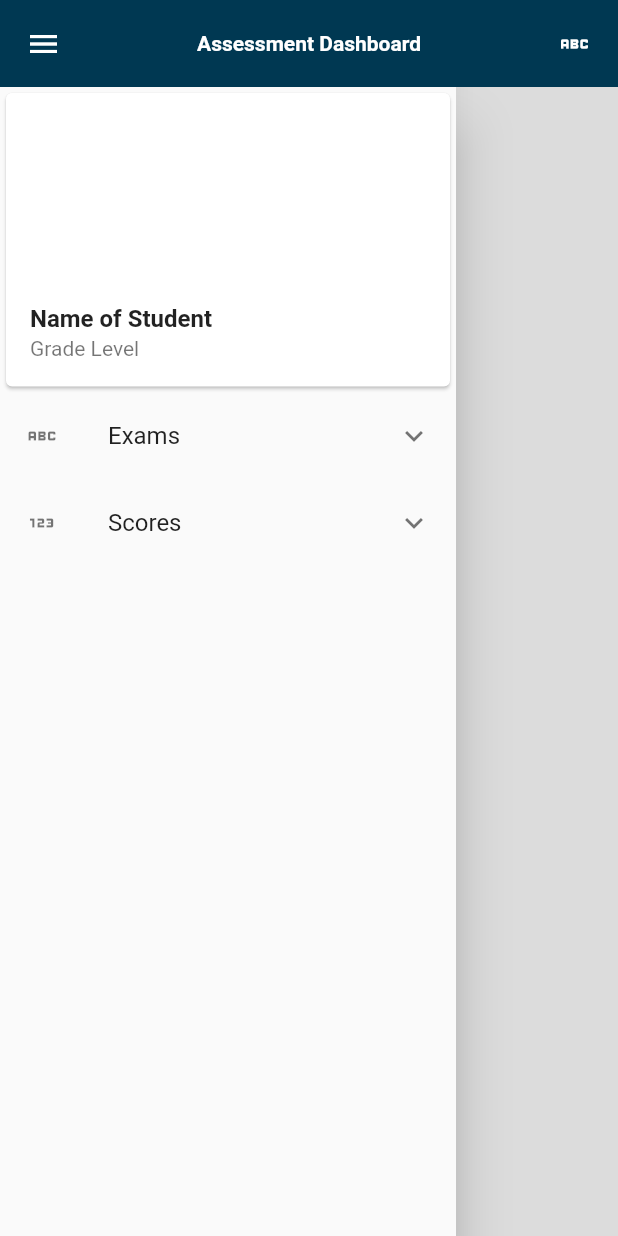
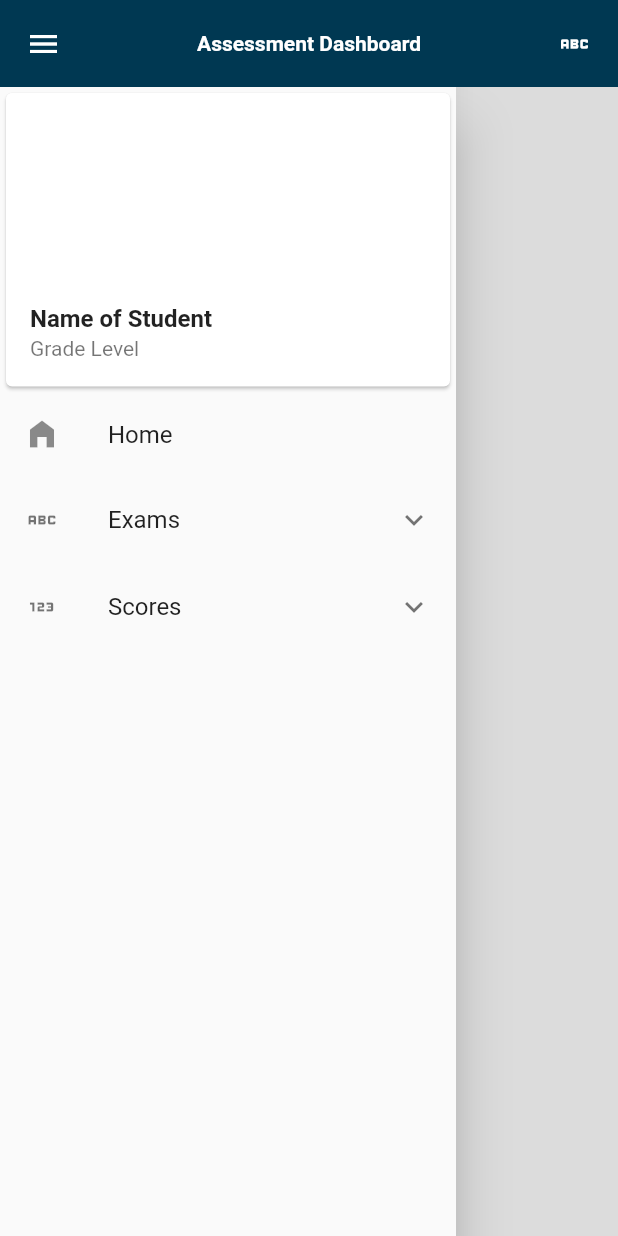
Before and after one commit to albertq015/assessment_app, a Flutter app: the DashboardScreen screen opened by its route, after a tap on the "menu" icon, on a phone screen of 412 x 824 dp. Run offline on Flutter 3.47's test engine with Material 2 defaults, Android fonts, the phone set to English and light mode, and no system bars; our stand-ins replace sizer.

Commit message:
Second Commit

```diff
--- a/lib/ui/screens/dashboard_screen/dashboard_screen.dart
+++ b/lib/ui/screens/dashboard_screen/dashboard_screen.dart
@@ -1,5 +1,6 @@
 import 'package:flutter/material.dart';
 import 'package:survey_app/ui/screens/dashboard_screen/pages/exam_page.dart';
+import 'package:survey_app/ui/widgets/dashboard_widget.dart';
 
 import '../../../core/providers/screen_config.dart';
 
@@ -17,114 +18,24 @@ class _DashboardScreenState extends State<DashboardScreen> {
   @override
   Widget build(BuildContext context) {
     SizeConfig().init(context);
-    return Scaffold(
-      appBar: PreferredSize(
-        preferredSize: Size(SizeConfig.screenWidth!, 1000),
-        child: Container(
-          color: const Color(0xFF003852),
-          child: Padding(
-            padding: const EdgeInsets.all(5),
-            child: Row(
-                mainAxisAlignment: MainAxisAlignment.spaceBetween,
-                children: [
-                  IconButton(
-                    splashColor: Colors.transparent,
-                    highlightColor: Colors.transparent,
-                    hoverColor: Colors.transparent,
-                    onPressed: () {
-                      setState(() {
-                        data = !data;
-                      });
-                    },
-                    icon: const Icon(Icons.menu, color: Colors.white),
-                  ),
-                  const Text('Assessment Dashboard',style: TextStyle(fontWeight: FontWeight.bold,color: Colors.white)),
-                  IconButton(
-                    splashColor: Colors.transparent,
-                    highlightColor: Colors.transparent,
-                    hoverColor: Colors.transparent,
-                    onPressed: () {},
-                    icon: const Icon(Icons.abc, color: Colors.white),
-                  )
-                ]),
-          ),
-        ),
-      ),
-      body: Container(
-        color: Colors.black12,
-        child: Row(
-          children: [
-            data
-                ? Drawer(
-                    child: ListView(
-                      shrinkWrap: false,
-                      children: [
-                        Card(
-                          child: Padding(
-                            padding: EdgeInsets.fromLTRB(
-                                0, getScreenHeight(15), 0, 0),
-                            child: const ListTile(
-                              title: Text(
-                                'Name of Student',
-                                style: TextStyle(fontWeight: FontWeight.bold),
-                              ),
-                              subtitle: Text('Grade Level'),
-                            ),
-                          ),
-                        ),
-                        ExpansionTile(
-                          title: Text('Exams'),
-                          leading: Icon(Icons.abc),
-                          children: [
-                            ListTile(
-                              title: Text('Mathematics'),
-                              onTap: () {
-                                widget.pageController.jumpToPage(1);
-                              },
-                            ),ListTile(
-                              title: Text('Science'),
-                            ),ListTile(
-                              title: Text('English'),
-                            ),ListTile(
-                              title: Text('Filipino'),
-                            ),
-                          ],
-                        ),
-                        const ExpansionTile(
-                          leading: Icon(Icons.onetwothree),
-                          title: Text('Scores'),
-                          children: [
-                            ListTile(
-                              title: Text('Mathematics'),
-                            ),ListTile(
-                              title: Text('Science'),
-                            ),ListTile(
-                              title: Text('English'),
-                            ),ListTile(
-                              title: Text('Filipino'),
-                            ),
-                          ],
-                        )
-                      ],
-                    ),
-                  )
-                : Container(),
-            Expanded(
-              child: Container(
-                margin: const EdgeInsets.symmetric(vertical: 0, horizontal: 50),
-                child: PageView(
-                  physics: const NeverScrollableScrollPhysics(),
-                  controller: widget.pageController,
-                  children: [
-                    Container(),
-                    ExamPage(pageController: widget.pageController)
-                  ],
-                ),
-              ),
-            ),
-          ],
-        ),
-      ),
+    return DashboardWidget(
+      title: 'Dashboard Widget',
+      child: Container(),
+      onTap: [
+        (){
+        Navigator.pushReplacementNamed(context, '/dashboard_screen');
+        },
+        (){
+        Navigator.pushReplacementNamed(context, '/exam_page');
+        },
+        (){},
+        (){},
+        (){},
+        (){},
+        (){},
+        (){},
+        (){},
+      ],
     );
   }
 }
--- a/lib/ui/utils/routes.dart
+++ b/lib/ui/utils/routes.dart
@@ -6,4 +6,5 @@ import 'package:survey_app/ui/screens/welcome_screen/welcome_screen.dart';
 Map<String, WidgetBuilder> screenRoutes = {
   '/' : (context) => const WelcomeScreen(),
   '/dashboard_screen' : (context) => DashboardScreen(),
+  '/exam_page' : (context) => ExamPage(),
 };
--- /dev/null
+++ b/lib/ui/widgets/dashboard_widget.dart
@@ -0,0 +1,132 @@
+import 'package:flutter/material.dart';
+
+import '../../core/providers/screen_config.dart';
+class DashboardWidget extends StatefulWidget {
+  Widget child;
+  List<VoidCallback> onTap;
+  String title;
+  DashboardWidget({super.key, required this.onTap, required this.child, required this.title});
+
+  @override
+  State<DashboardWidget> createState() => _DashboardWidgetState();
+}
+
+class _DashboardWidgetState extends State<DashboardWidget> {
+  bool data = false;
+  @override
+  Widget build(BuildContext context) {
+    SizeConfig().init(context);
+    return Scaffold(
+      appBar: PreferredSize(
+        preferredSize: Size(SizeConfig.screenWidth!, 1000),
+        child: Container(
+          color: const Color(0xFF003852),
+          child: Padding(
+            padding: const EdgeInsets.all(5),
+            child: Row(
+                mainAxisAlignment: MainAxisAlignment.spaceBetween,
+                children: [
+                  IconButton(
+                    splashColor: Colors.transparent,
+                    highlightColor: Colors.transparent,
+                    hoverColor: Colors.transparent,
+                    onPressed: () {
+                      setState(() {
+                        data = !data;
+                      });
+                    },
+                    icon: const Icon(Icons.menu, color: Colors.white),
+                  ),
+                  const Text('Assessment Dashboard',style: TextStyle(fontWeight: FontWeight.bold,color: Colors.white)),
+                  IconButton(
+                    splashColor: Colors.transparent,
+                    highlightColor: Colors.transparent,
+                    hoverColor: Colors.transparent,
+                    onPressed: () {},
+                    icon: const Icon(Icons.abc, color: Colors.white),
+                  )
+                ]),
+          ),
+        ),
+      ),
+      body: Container(
+        color: Colors.black12,
+        child: Row(
+          children: [
+            data
+                ? Drawer(
+              child: ListView(
+                shrinkWrap: false,
+                children: [
+                  Card(
+                    child: Padding(
+                      padding: EdgeInsets.fromLTRB(
+                          0, getScreenHeight(15), 0, 0),
+                      child: const ListTile(
+                        title: Text(
+                          'Name of Student',
+                          style: TextStyle(fontWeight: FontWeight.bold),
+                        ),
+                        subtitle: Text('Grade Level'),
+                      ),
+                    ),
+                  ),
+                  ListTile(
+                    leading: Icon(Icons.home_filled),
+                    title: Text('Home'),
+                    onTap: widget.onTap[0]
+                  ),
+                  ExpansionTile(
+                    title: Text('Exams'),
+                    leading: Icon(Icons.abc),
+                    children: [
+                      ListTile(
+                        title: Text('Mathematics'),
+                        onTap: widget.onTap[1],
+                      ),ListTile(
+                        title: Text('Science'),
+                        onTap: widget.onTap[2],
+                      ),ListTile(
+                        title: Text('English'),
+                        onTap: widget.onTap[3],
+                      ),ListTile(
+                        title: Text('Filipino'),
+                        onTap: widget.onTap[4],
+                      ),
+                    ],
+                  ),
+                  ExpansionTile(
+                    leading: Icon(Icons.onetwothree),
+                    title: Text('Scores'),
+                    children: [
+                      ListTile(
+                        title: Text('Mathematics'),
+                        onTap: widget.onTap[5],
+                      ),ListTile(
+                        title: Text('Science'),
+                        onTap: widget.onTap[6],
+                      ),ListTile(
+                        title: Text('English'),
+                        onTap: widget.onTap[7],
+                      ),ListTile(
+                        title: Text('Filipino'),
+                        onTap: widget.onTap[8],
+                      ),
+                    ],
+                  )
+                ],
+              ),
+            )
+                : Container(),
+            Expanded(
+              child: Container(
+                margin: const EdgeInsets.symmetric(vertical: 0, horizontal: 50),
+                child: widget.child
+              ),
+            ),
+          ],
+        ),
+      ),
+    );
+  }
+}
```
Also changed, not shown: lib/ui/screens/dashboard_screen/pages/exam_page.dart (+23 -3 lines).
